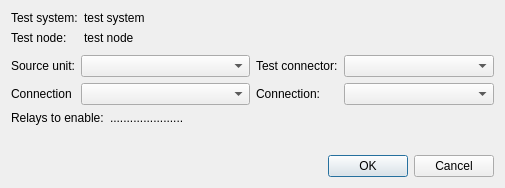
scandyna/multidiagtools, file src/mdttools/mdttesttool/mdtTtTestNodeRouteDialog.ui: the form before one commit.
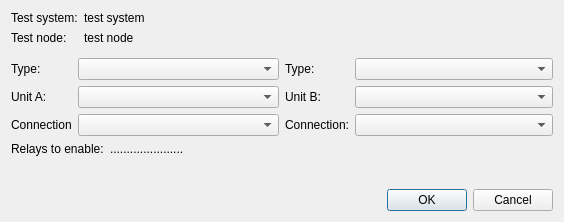
The form after the commit.

Commit message: Working on test tool (updated test node route dialog)

The edit to the form file:
```diff
--- a/src/mdttools/mdttesttool/mdtTtTestNodeRouteDialog.ui
+++ b/src/mdttools/mdttesttool/mdtTtTestNodeRouteDialog.ui
@@ -6,8 +6,8 @@
    <rect>
     <x>0</x>
     <y>0</y>
-    <width>505</width>
-    <height>188</height>
+    <width>564</width>
+    <height>222</height>
    </rect>
   </property>
   <property name="windowTitle">
@@ -50,38 +50,54 @@
     <layout class="QHBoxLayout" name="horizontalLayout">
      <item>
       <layout class="QFormLayout" name="formLayout">
+       <property name="fieldGrowthPolicy">
+        <enum>QFormLayout::AllNonFixedFieldsGrow</enum>
+       </property>
        <item row="0" column="0">
         <widget class="QLabel" name="lbSourceUnit">
          <property name="text">
-          <string>Source unit:</string>
+          <string>Type:</string>
          </property>
         </widget>
        </item>
-       <item row="0" column="1">
-        <widget class="QComboBox" name="cbSourceUnit"/>
-       </item>
        <item row="1" column="0">
-        <widget class="QLabel" name="lbSourceConnection">
+        <widget class="QLabel" name="lbUnitA">
+         <property name="text">
+          <string>Unit A:</string>
+         </property>
+        </widget>
+       </item>
+       <item row="1" column="1">
+        <widget class="QComboBox" name="cbUnitA"/>
+       </item>
+       <item row="2" column="0">
+        <widget class="QLabel" name="lbConnectionA">
          <property name="text">
           <string>Connection</string>
          </property>
         </widget>
        </item>
-       <item row="1" column="1">
-        <widget class="QComboBox" name="cbSourceConnection">
+       <item row="2" column="1">
+        <widget class="QComboBox" name="cbConnectionA">
          <property name="sizeAdjustPolicy">
           <enum>QComboBox::AdjustToContents</enum>
          </property>
         </widget>
        </item>
+       <item row="0" column="1">
+        <widget class="QComboBox" name="cbUnitAType"/>
+       </item>
       </layout>
      </item>
      <item>
       <layout class="QFormLayout" name="formLayout_2">
+       <property name="fieldGrowthPolicy">
+        <enum>QFormLayout::AllNonFixedFieldsGrow</enum>
+       </property>
        <item row="0" column="0">
         <widget class="QLabel" name="lbDestinationUnit">
          <property name="text">
-          <string>Test connector:</string>
+          <string>Type:</string>
          </property>
         </widget>
        </item>
@@ -89,14 +105,24 @@
         <widget class="QComboBox" name="cbDestinationUnit"/>
        </item>
        <item row="1" column="0">
-        <widget class="QLabel" name="lbDestinationConnection">
+        <widget class="QLabel" name="lbUnitB">
+         <property name="text">
+          <string>Unit B:</string>
+         </property>
+        </widget>
+       </item>
+       <item row="1" column="1">
+        <widget class="QComboBox" name="cbUnitB"/>
+       </item>
+       <item row="2" column="0">
+        <widget class="QLabel" name="lbConnectionB">
          <property name="text">
           <string>Connection:</string>
          </property>
         </widget>
        </item>
-       <item row="1" column="1">
-        <widget class="QComboBox" name="cbDestinationConnection">
+       <item row="2" column="1">
+        <widget class="QComboBox" name="cbConnectionB">
          <property name="sizeAdjustPolicy">
           <enum>QComboBox::AdjustToContents</enum>
          </property>
```
Left out of the diff: 6 changed lines with no effect on the pictures. The commit also changes 3 other files.
